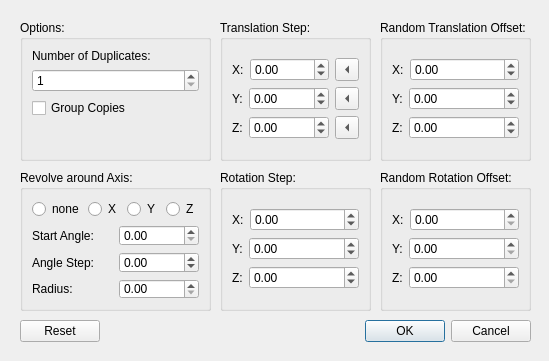
The window that Code/EditorPlugins/Scene/EditorPluginScene/Dialogs/DuplicateDlg.ui (ezEngine/ezEngine) describes before a commit, drawn with Qt 5.
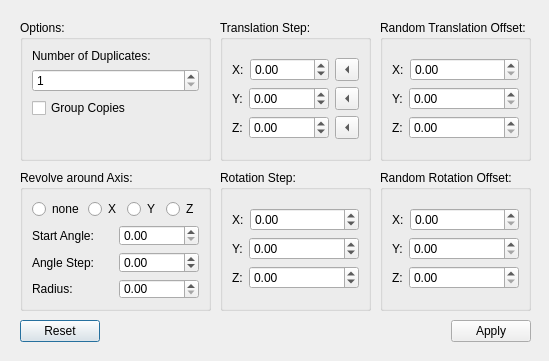
The same window after the commit. Icons and pictures are not drawn. Custom widgets are drawn as their Qt base class.

Commit message:
Preview result of 'Duplicate' and 'Delta Transform' tools (#2140)
Adds a wireframe box preview for where the transformed or duplicated objects will end up.

Fixes #2137.

Diff of the .ui file:
```diff
--- a/Code/EditorPlugins/Scene/EditorPluginScene/Dialogs/DuplicateDlg.ui
+++ b/Code/EditorPlugins/Scene/EditorPluginScene/Dialogs/DuplicateDlg.ui
@@ -703,7 +703,7 @@
          </sizepolicy>
         </property>
         <property name="minimum">
-         <double>-999.000000000000000</double>
+         <double>0.000000000000000</double>
         </property>
         <property name="maximum">
          <double>999.000000000000000</double>
@@ -733,7 +733,7 @@
          </sizepolicy>
         </property>
         <property name="minimum">
-         <double>-999.000000000000000</double>
+         <double>0.000000000000000</double>
         </property>
         <property name="maximum">
          <double>999.000000000000000</double>
@@ -763,7 +763,7 @@
          </sizepolicy>
         </property>
         <property name="minimum">
-         <double>-999.000000000000000</double>
+         <double>0.000000000000000</double>
         </property>
         <property name="maximum">
          <double>999.000000000000000</double>
@@ -800,10 +800,17 @@
     </rect>
    </property>
    <property name="standardButtons">
-    <set>QDialogButtonBox::Cancel|QDialogButtonBox::Ok|QDialogButtonBox::Reset</set>
+    <set>QDialogButtonBox::StandardButton::Apply|QDialogButtonBox::StandardButton::Reset</set>
    </property>
   </widget>
  </widget>
+ <customwidgets>
+  <customwidget>
+   <class>ezQtDoubleSpinBox</class>
+   <extends>QDoubleSpinBox</extends>
+   <header location="global">GuiFoundation/Widgets/DoubleSpinBox.moc.h</header>
+  </customwidget>
+ </customwidgets>
  <tabstops>
   <tabstop>spinBoxCopies</tabstop>
   <tabstop>CheckBoxGroupCopies</tabstop>
```
Left out of the diff: 70 changed lines with no effect on the pictures. The commit also changes 14 other files.
